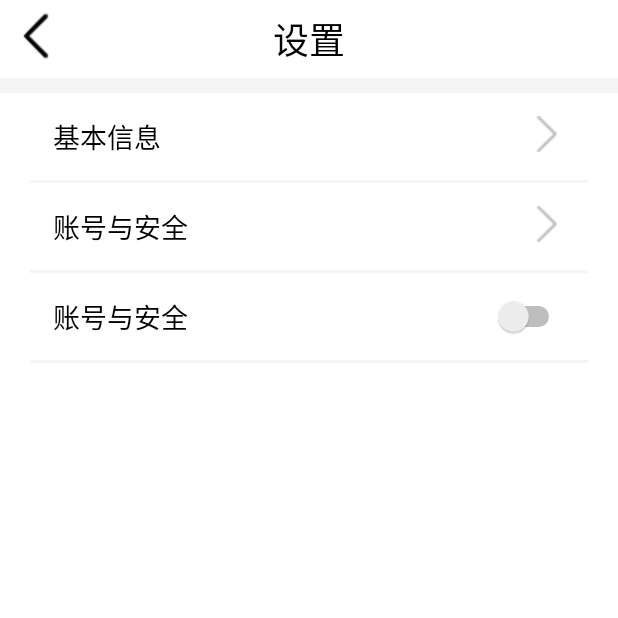
After one commit to jnuwxc/kmTest, an Android app: the SettingActivity screen opened directly, with no data from a screen before it, on a phone screen of 412 x 824 dp, the top half of it. The commit adds this screen. Run offline under Robolectric (Android 15) with nearby library versions, the phone set to English and light mode, and no system bars.

Commit message:
设置界面的整体结构，标题栏，前三行。

```diff
--- a/app/src/main/AndroidManifest.xml
+++ b/app/src/main/AndroidManifest.xml
@@ -9,6 +9,7 @@
         android:roundIcon="@mipmap/ic_launcher_round"
         android:supportsRtl="true"
         android:theme="@style/Theme.KmTest">
+        <activity android:name=".SettingActivity"></activity>
         <activity android:name=".MainActivity">
             <intent-filter>
                 <action android:name="android.intent.action.MAIN" />
--- a/app/src/main/java/com/example/kmtest/MainActivity.java
+++ b/app/src/main/java/com/example/kmtest/MainActivity.java
@@ -1,8 +1,11 @@
 package com.example.kmtest;
 
 import androidx.appcompat.app.AppCompatActivity;
+import androidx.appcompat.widget.Toolbar;
 
+import android.content.Intent;
 import android.os.Bundle;
+import android.widget.Button;
 
 public class MainActivity extends AppCompatActivity {
 
@@ -10,5 +13,14 @@ public class MainActivity extends AppCompatActivity {
     protected void onCreate(Bundle savedInstanceState) {
         super.onCreate(savedInstanceState);
         setContentView(R.layout.activity_main);
+        getSupportActionBar().hide();
+
+        Button button = findViewById(R.id.button);
+        button.setOnClickListener(it->{
+            Intent intent = new Intent(this, SettingActivity.class);
+            startActivity(intent);
+        });
+
+
     }
 }
--- /dev/null
+++ b/app/src/main/java/com/example/kmtest/SettingActivity.java
@@ -0,0 +1,16 @@
+package com.example.kmtest;
+
+import androidx.appcompat.app.AppCompatActivity;
+import androidx.appcompat.widget.Toolbar;
+
+import android.os.Bundle;
+
+public class SettingActivity extends AppCompatActivity {
+
+    @Override
+    protected void onCreate(Bundle savedInstanceState) {
+        super.onCreate(savedInstanceState);
+        setContentView(R.layout.activity_setting);
+        getSupportActionBar().hide();
+    }
+}
--- a/app/src/main/res/layout/activity_main.xml
+++ b/app/src/main/res/layout/activity_main.xml
@@ -6,13 +6,13 @@
     android:layout_height="match_parent"
     tools:context=".MainActivity">
 
-    <TextView
+    <Button
+        android:id="@+id/button"
         android:layout_width="wrap_content"
         android:layout_height="wrap_content"
-        android:text="Hello World!"
-        app:layout_constraintBottom_toBottomOf="parent"
-        app:layout_constraintLeft_toLeftOf="parent"
-        app:layout_constraintRight_toRightOf="parent"
-        app:layout_constraintTop_toTopOf="parent" />
+        android:text="Button"
+        app:layout_constraintStart_toStartOf="parent"
+        app:layout_constraintEnd_toEndOf="parent"
+        app:layout_constraintTop_toTopOf="parent"/>
 
 </androidx.constraintlayout.widget.ConstraintLayout>
--- /dev/null
+++ b/app/src/main/res/layout/activity_setting.xml
@@ -0,0 +1,145 @@
+<?xml version="1.0" encoding="utf-8"?>
+<androidx.constraintlayout.widget.ConstraintLayout xmlns:android="http://schemas.android.com/apk/res/android"
+    xmlns:app="http://schemas.android.com/apk/res-auto"
+    xmlns:tools="http://schemas.android.com/tools"
+    android:layout_width="match_parent"
+    android:layout_height="match_parent"
+    tools:context=".SettingActivity">
+
+    <ImageView
+        android:layout_width="wrap_content"
+        android:layout_height="wrap_content"
+        android:src="@drawable/left"
+        app:layout_constraintStart_toStartOf="parent"
+        app:layout_constraintTop_toTopOf="parent"
+        android:layout_margin="8dp" />
+
+    <TextView
+        android:id="@+id/setting"
+        android:layout_width="wrap_content"
+        android:layout_height="wrap_content"
+        android:text="设置"
+        android:textSize="24sp"
+        android:textColor="@color/black"
+        app:layout_constraintStart_toStartOf="parent"
+        app:layout_constraintEnd_toEndOf="parent"
+        app:layout_constraintTop_toTopOf="parent"
+        android:layout_marginTop="8dp"/>
+
+
+    <View
+        android:id="@+id/divide1"
+        android:layout_width="match_parent"
+        android:layout_height="10dp"
+        android:background="#f5f5f5"
+        android:layout_marginTop="8dp"
+        app:layout_constraintTop_toBottomOf="@id/setting"/>
+
+
+    <androidx.constraintlayout.widget.Guideline
+        android:id="@+id/guideLeft"
+        android:layout_width="wrap_content"
+        android:layout_height="wrap_content"
+        android:orientation="vertical"
+        app:layout_constraintGuide_begin="20dp"/>
+
+
+    <androidx.constraintlayout.widget.Guideline
+        android:id="@+id/guideRight"
+        android:layout_width="wrap_content"
+        android:layout_height="wrap_content"
+        android:orientation="vertical"
+        app:layout_constraintGuide_end="20dp" />
+
+    <TextView
+        android:id="@+id/basicInfo"
+        android:layout_width="wrap_content"
+        android:layout_height="wrap_content"
+        android:text="基本信息"
+        android:textColor="@color/black"
+        android:textSize="18sp"
+        android:layout_margin="15dp"
+        app:layout_constraintStart_toStartOf="@id/guideLeft"
+        app:layout_constraintTop_toBottomOf="@id/divide1"/>
+
+    <ImageView
+        android:layout_width="wrap_content"
+        android:layout_height="wrap_content"
+        android:src="@drawable/right"
+        android:layout_margin="15dp"
+        app:layout_constraintTop_toBottomOf="@id/divide1"
+        app:layout_constraintEnd_toStartOf="@id/guideRight"/>
+
+    <View
+        android:id="@+id/divide2"
+        android:layout_width="0dp"
+        android:layout_height="2dp"
+        android:background="#f5f5f5"
+        app:layout_constraintStart_toEndOf="@id/guideLeft"
+        app:layout_constraintEnd_toStartOf="@id/guideRight"
+        app:layout_constraintTop_toBottomOf="@id/basicInfo"
+        android:layout_marginTop="15dp" />
+
+
+
+    <TextView
+        android:id="@+id/account"
+        android:layout_width="wrap_content"
+        android:layout_height="wrap_content"
+        android:text="账号与安全"
+        android:textColor="@color/black"
+        android:textSize="18sp"
+        android:layout_margin="15dp"
+        app:layout_constraintStart_toStartOf="@id/guideLeft"
+        app:layout_constraintTop_toBottomOf="@id/divide2"/>
+
+    <ImageView
+        android:layout_width="wrap_content"
+        android:layout_height="wrap_content"
+        android:src="@drawable/right"
+        android:layout_margin="15dp"
+        app:layout_constraintTop_toBottomOf="@id/divide2"
+        app:layout_constraintEnd_toStartOf="@id/guideRight"/>
+
+    <View
+        android:id="@+id/divide3"
+        android:layout_width="0dp"
+        android:layout_height="2dp"
+        android:background="#f5f5f5"
+        app:layout_constraintStart_toEndOf="@id/guideLeft"
+        app:layout_constraintEnd_toStartOf="@id/guideRight"
+        app:layout_constraintTop_toBottomOf="@id/account"
+        android:layout_marginTop="15dp"/>
+
+
+    <TextView
+        android:id="@+id/darkMode"
+        android:layout_width="wrap_content"
+        android:layout_height="wrap_content"
+        android:text="账号与安全"
+        android:textColor="@color/black"
+        android:textSize="18sp"
+        android:layout_margin="15dp"
+        app:layout_constraintStart_toStartOf="@id/guideLeft"
+        app:layout_constraintTop_toBottomOf="@id/divide3"/>
+
+    <Switch
+        app:layout_constraintTop_toBottomOf="@id/divide3"
+        app:layout_constraintEnd_toStartOf="@id/guideRight"
+        android:layout_width="wrap_content"
+        android:layout_height="wrap_content"
+        android:layout_margin="15dp"/>
+
+    <View
+        android:id="@+id/divide4"
+        android:layout_width="0dp"
+        android:layout_height="2dp"
+        android:background="#f5f5f5"
+        app:layout_constraintStart_toEndOf="@id/guideLeft"
+        app:layout_constraintEnd_toStartOf="@id/guideRight"
+        app:layout_constraintTop_toBottomOf="@id/darkMode"
+        android:layout_marginTop="15dp"/>
+
+
+
+</androidx.constraintlayout.widget.ConstraintLayout>
--- a/app/src/main/res/values/themes.xml
+++ b/app/src/main/res/values/themes.xml
@@ -3,7 +3,7 @@
     <style name="Theme.KmTest" parent="Theme.MaterialComponents.DayNight.DarkActionBar">
         <!-- Primary brand color. -->
         <item name="colorPrimary">@color/purple_500</item>
-        <item name="colorPrimaryVariant">@color/purple_700</item>
+        <item name="colorPrimaryVariant">@color/white</item>
         <item name="colorOnPrimary">@color/white</item>
         <!-- Secondary brand color. -->
         <item name="colorSecondary">@color/teal_200</item>
```
Also changed, not shown: app/src/main/res/drawable/left.png (added), app/src/main/res/drawable/right.png (added).
